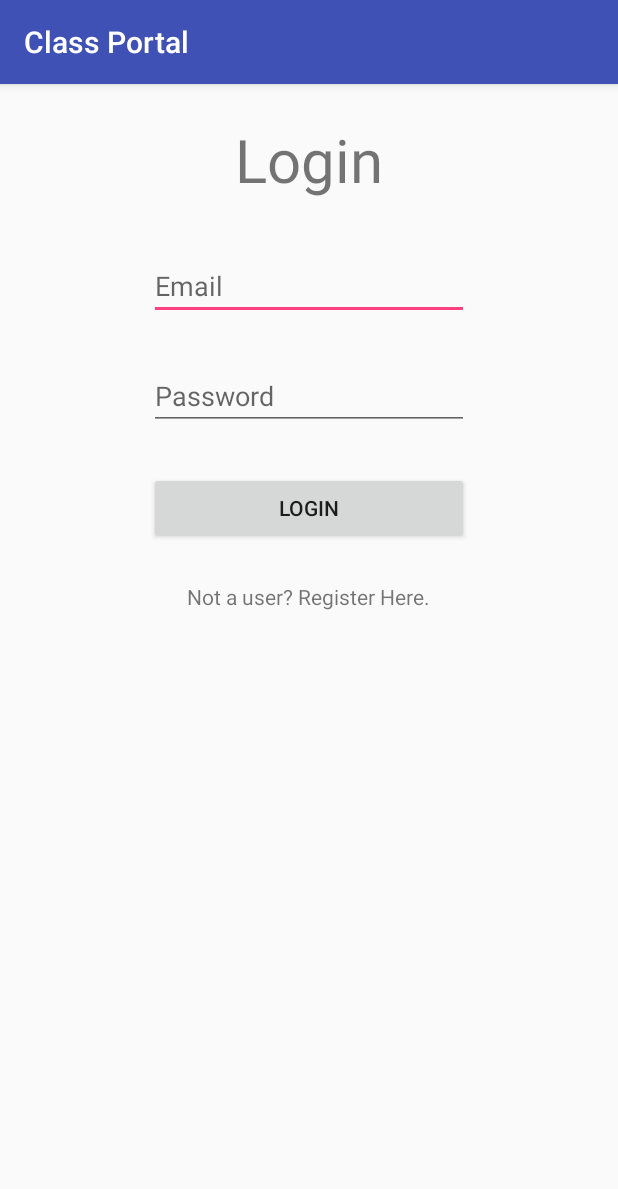
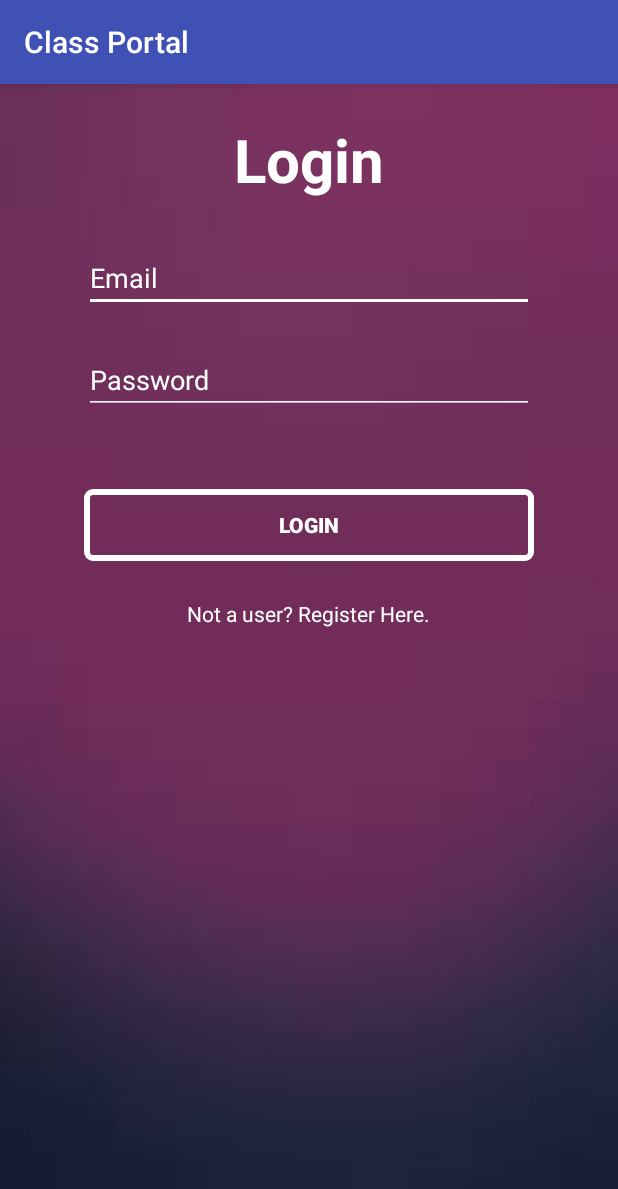
Before and after one commit to razakjalal91/class_portal, an Android app: the screen it shows after launch (LoginActivity), on a phone screen of 412 x 824 dp. Shown: the top 1189 px of the screen. Run offline under Robolectric (Android 15) with nearby library versions, the phone set to English and light mode, and no system bars; our stand-ins replace Firebase (no records; nobody signed in at launch, a user with empty details on screens opened directly).

Commit message:
Layout Modification

```diff
--- a/app/src/main/res/layout/login_layout.xml
+++ b/app/src/main/res/layout/login_layout.xml
@@ -1,13 +1,17 @@
 <?xml version="1.0" encoding="utf-8"?>
 <RelativeLayout xmlns:android="http://schemas.android.com/apk/res/android"
     android:orientation="vertical" android:layout_width="match_parent"
-    android:layout_height="match_parent">
+    android:layout_height="match_parent"
+    android:background="@drawable/main">
 
     <EditText
-        android:layout_width="wrap_content"
-        android:layout_height="wrap_content"
+        android:layout_width="300dp"
+        android:layout_height="40dp"
         android:inputType="textEmailAddress"
         android:ems="10"
+        android:textColor="#fff"
+        android:textColorHint="#fff"
+        android:backgroundTint="#fff"
         android:layout_alignParentTop="true"
         android:layout_centerHorizontal="true"
         android:layout_marginTop="112dp"
@@ -15,9 +19,12 @@
         android:hint="Email" />
 
     <EditText
-        android:layout_width="wrap_content"
-        android:layout_height="wrap_content"
+        android:layout_width="300dp"
+        android:layout_height="40dp"
         android:inputType="textPassword"
+        android:textColor="#fff"
+        android:backgroundTint="#fff"
+        android:textColorHint="#fff"
         android:ems="10"
         android:layout_below="@+id/editTextEmail"
         android:layout_alignLeft="@+id/editTextEmail"
@@ -26,18 +33,6 @@
         android:id="@+id/editTextPassword"
         android:hint="Password" />
 
-    <Button
-        android:text="Login"
-        android:layout_width="wrap_content"
-        android:layout_height="wrap_content"
-        android:layout_below="@+id/editTextPassword"
-        android:layout_marginTop="28dp"
-        android:id="@+id/buttonLogin"
-        android:layout_alignRight="@+id/editTextPassword"
-        android:layout_alignEnd="@+id/editTextPassword"
-        android:layout_alignLeft="@+id/editTextPassword"
-        android:layout_alignStart="@+id/editTextPassword" />
-
     <TextView
         android:text="Not a user? Register Here."
         android:layout_width="wrap_content"
@@ -45,6 +40,7 @@
         android:layout_below="@+id/buttonLogin"
         android:layout_centerHorizontal="true"
         android:layout_marginTop="25dp"
+        android:textColor="#fff"
         android:clickable="true"
         android:id="@+id/toRegister" />
 
@@ -55,6 +51,23 @@
         android:layout_alignParentTop="true"
         android:layout_centerHorizontal="true"
         android:layout_marginTop="23dp"
+        android:textColor="#fff"
+        android:textStyle="bold"
         android:textSize="40dp"
         android:id="@+id/loginTittle" />
+
+    <Button
+        android:text="Login"
+        android:layout_width="300dp"
+        android:layout_height="wrap_content"
+        android:layout_marginTop="50dp"
+        android:id="@+id/buttonLogin"
+        android:textColor="#fff"
+        android:textStyle="bold"
+        android:background="@drawable/reglogdesign"
+        android:layout_below="@+id/editTextPassword"
+        android:layout_alignLeft="@+id/editTextPassword"
+        android:layout_alignStart="@+id/editTextPassword"
+        android:layout_alignRight="@+id/editTextPassword"
+        android:layout_alignEnd="@+id/editTextPassword" />
 </RelativeLayout>
--- a/app/src/main/res/layout/main_layout.xml
+++ b/app/src/main/res/layout/main_layout.xml
@@ -18,9 +18,4 @@
         android:background="#d3d3d3"
         android:layout_height="match_parent"></ListView>
 
-
-
-
-
-
 </android.support.v4.widget.DrawerLayout>
```
Also changed, not shown: app/src/main/res/layout/register_layout.xml (+30 -16 lines).
